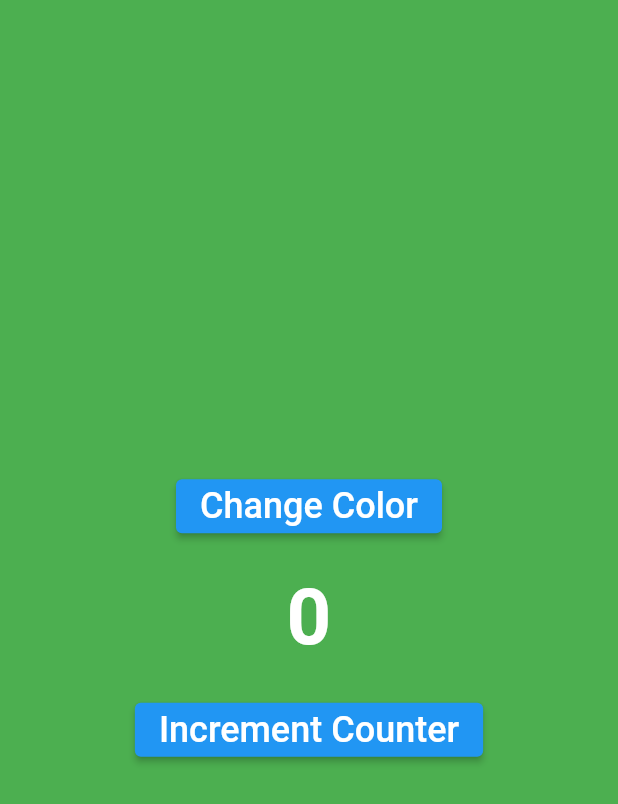
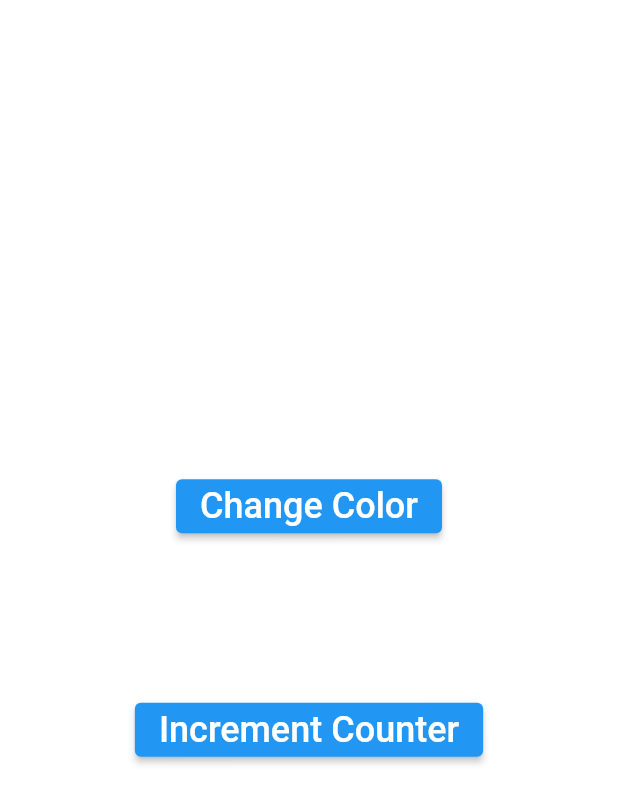
Before and after one commit to Chethan-170/flutter_bloc_example, a Flutter app: the screen it shows after launch, after a tap on "Change Color", on a phone screen of 412 x 824 dp. Shown: the top 804 px of the screen. Run offline on Flutter 3.47's test engine with Material 2 defaults, Android fonts, the phone set to English and light mode, and no system bars.

```diff
--- a/lib/app.dart
+++ b/lib/app.dart
@@ -1,7 +1,4 @@
-import 'package:bloc_tutorial/cubits/color/color_cubit.dart';
-import 'package:bloc_tutorial/cubits/counter/counter_cubit.dart';
 import 'package:flutter/material.dart';
-import 'package:flutter_bloc/flutter_bloc.dart';
 
 class App extends StatelessWidget {
   const App({super.key});
@@ -9,13 +6,13 @@ class App extends StatelessWidget {
   @override
   Widget build(BuildContext context) {
     return MaterialApp(
-      title: 'cubit2cubit',
+      title: 'bloc2bloc',
       debugShowCheckedModeBanner: false,
       theme: ThemeData(
         primarySwatch: Colors.blue,
       ),
       home: Scaffold(
-        backgroundColor: context.watch<ColorCubit>().state.color,
+        backgroundColor: Colors.white,
         body: Center(
           child: Column(
             mainAxisAlignment: MainAxisAlignment.center,
@@ -25,13 +22,11 @@ class App extends StatelessWidget {
                   'Change Color',
                   style: TextStyle(fontSize: 24.0),
                 ),
-                onPressed: () {
-                  context.read<ColorCubit>().changeColor();
-                },
+                onPressed: () {},
               ),
               SizedBox(height: 20.0),
               Text(
-                "${BlocProvider.of<CounterCubit>(context, listen: true).state.counter}",
+                "0",
                 style: TextStyle(
                   fontSize: 52.0,
                   fontWeight: FontWeight.bold,
@@ -44,9 +39,7 @@ class App extends StatelessWidget {
                   'Increment Counter',
                   style: TextStyle(fontSize: 24.0),
                 ),
-                onPressed: () {
-                  BlocProvider.of<CounterCubit>(context).changeCounter();
-                },
+                onPressed: () {},
               ),
             ],
           ),
--- a/lib/cubits/color/color_cubit.dart
+++ /dev/null
@@ -1,22 +0,0 @@
-import 'package:bloc/bloc.dart';
-import 'package:equatable/equatable.dart';
-import 'package:flutter/material.dart';
-
-part 'color_state.dart';
-
-class ColorCubit extends Cubit<ColorState> {
-  ColorCubit() : super(ColorState.initial());
-
-  void changeColor() {
-    print(state);
-    if (state.color == Colors.red) {
-      emit(state.copyWith(color: Colors.green));
-    } else if (state.color == Colors.green) {
-      emit(state.copyWith(color: Colors.blue));
-    } else if (state.color == Colors.blue) {
-      emit(state.copyWith(color: Colors.black));
-    } else if (state.color == Colors.black) {
-      emit(state.copyWith(color: Colors.red));
-    }
-  }
-}
--- a/lib/cubits/color/color_state.dart
+++ /dev/null
@@ -1,18 +0,0 @@
-part of 'color_cubit.dart';
-
-class ColorState extends Equatable {
-  final Color color;
-
-  ColorState({required this.color});
-
-  factory ColorState.initial() {
-    return ColorState(color: Colors.red);
-  }
-
-  ColorState copyWith({Color? color}) {
-    return ColorState(color: color ?? this.color);
-  }
-
-  @override
-  List<Object> get props => [color];
-}
--- a/lib/cubits/counter/counter_cubit.dart
+++ /dev/null
@@ -1,38 +0,0 @@
-import 'dart:async';
-import 'package:bloc/bloc.dart';
-import 'package:bloc_tutorial/cubits/color/color_cubit.dart';
-import 'package:equatable/equatable.dart';
-import 'package:flutter/material.dart';
-
-part 'counter_state.dart';
-
-class CounterCubit extends Cubit<CounterState> {
-  int _incrementCounter = 1;
-  final ColorCubit colorCubit;
-  late final StreamSubscription colorSubscription;
-
-  CounterCubit({required this.colorCubit}) : super(CounterState.initial()) {
-    colorSubscription = colorCubit.stream.listen((ColorState colorState) {
-      if (colorState.color == Colors.red) {
-        _incrementCounter = 1;
-      } else if (colorState.color == Colors.green) {
-        _incrementCounter = 10;
-      } else if (colorState.color == Colors.blue) {
-        _incrementCounter = 100;
-      } else if (colorState.color == Colors.black) {
-        emit(state.copyWith(counter: state.counter - 100));
-        _incrementCounter = -100;
-      }
-    });
-  }
-
-  void changeCounter() {
-    emit(state.copyWith(counter: state.counter + _incrementCounter));
-  }
-
-  @override
-  Future<void> close() {
-    colorSubscription.cancel();
-    return super.close();
-  }
-}
--- a/lib/cubits/counter/counter_state.dart
+++ /dev/null
@@ -1,17 +0,0 @@
-part of 'counter_cubit.dart';
-
-class CounterState extends Equatable {
-  final int counter;
-  CounterState({this.counter = 0});
-
-  factory CounterState.initial() {
-    return CounterState();
-  }
-
-  CounterState copyWith({int? counter}) {
-    return CounterState(counter: counter ?? this.counter);
-  }
-
-  @override
-  List<Object> get props => [counter];
-}
--- a/lib/main.dart
+++ b/lib/main.dart
@@ -1,14 +1,6 @@
 import 'package:bloc_tutorial/app.dart';
-import 'package:bloc_tutorial/cubits/color/color_cubit.dart';
-import 'package:bloc_tutorial/cubits/counter/counter_cubit.dart';
 import 'package:flutter/material.dart';
-import 'package:flutter_bloc/flutter_bloc.dart';
 
 void main() {
-  runApp(MultiBlocProvider(providers: [
-    BlocProvider(create: (context) => ColorCubit()),
-    BlocProvider(
-        create: (context) =>
-            CounterCubit(colorCubit: context.read<ColorCubit>()))
-  ], child: App()));
+  runApp(App());
 }
```
